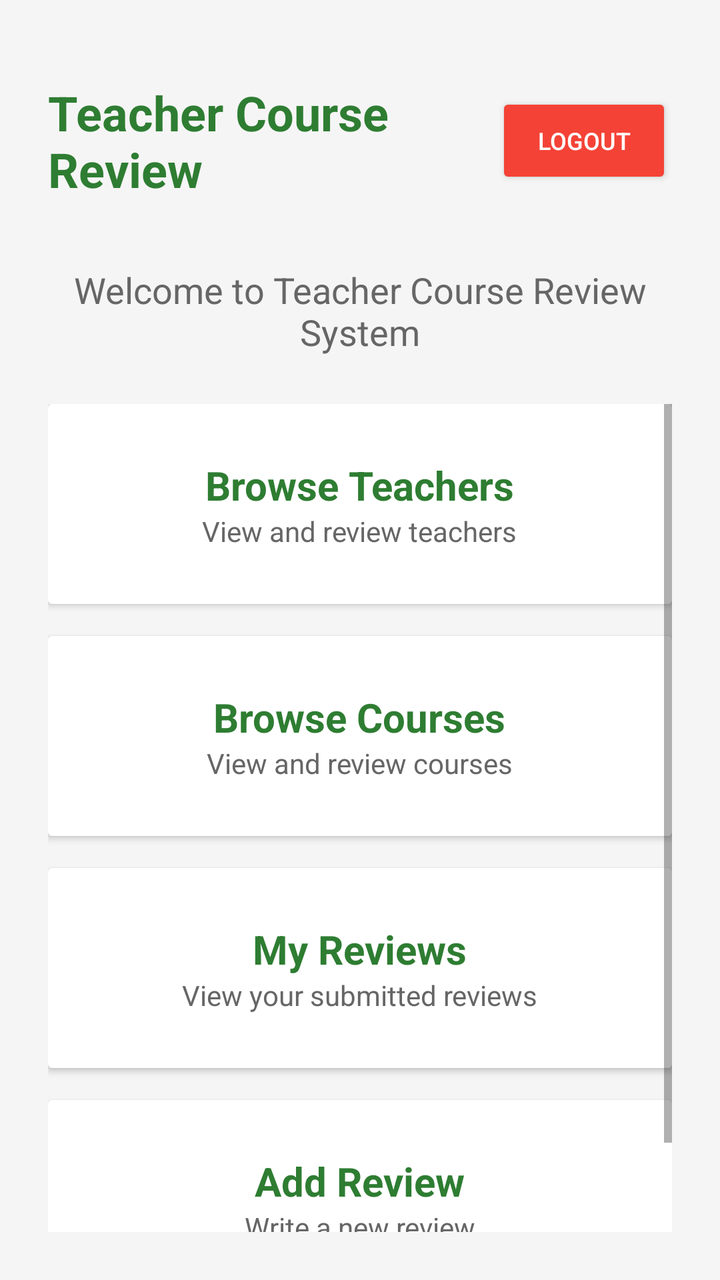
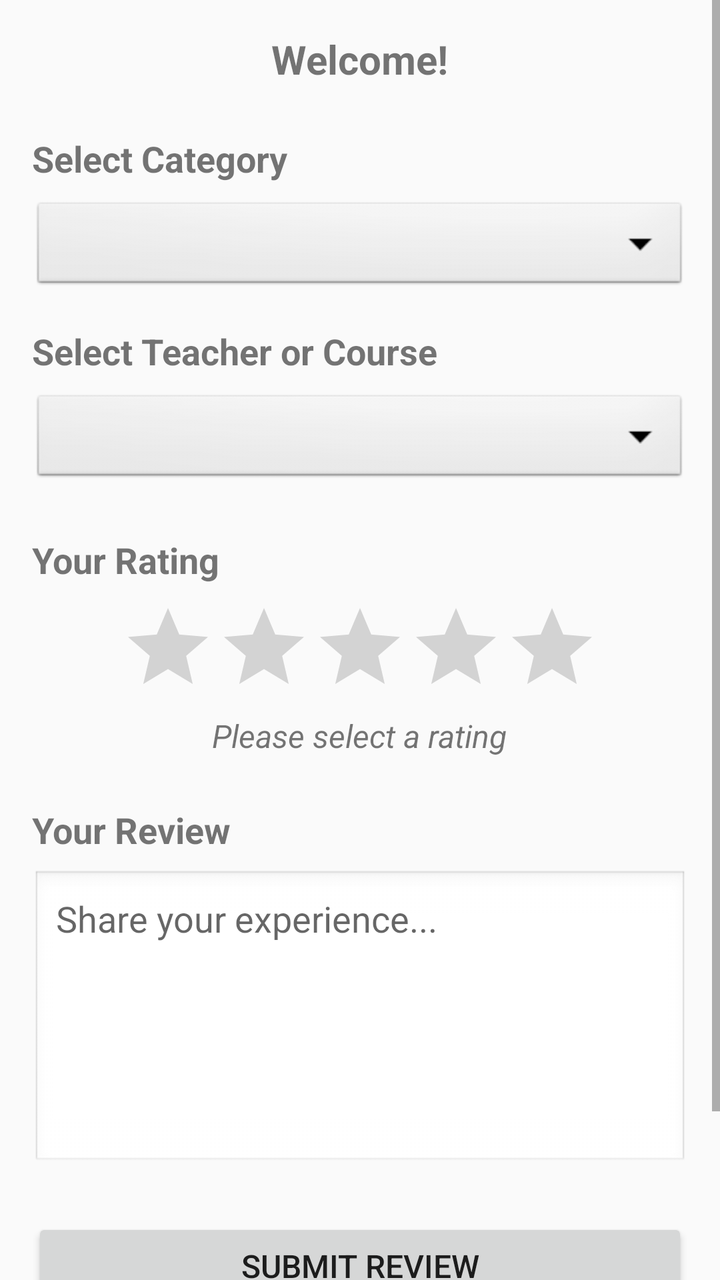

An Android layout rendered at two revisions. The XML below is the earlier revision; the diff shows what the commit changed to produce the second picture.
<!-- AndroidManifest.xml: application theme Theme.AppCompat.DayNight -->
<!-- res/layout/activity_main.xml -->
<?xml version="1.0" encoding="utf-8"?>
<LinearLayout xmlns:android="http://schemas.android.com/apk/res/android"
    android:layout_width="match_parent"
    android:layout_height="match_parent"
    android:orientation="vertical"
    android:padding="24dp"
    android:background="#F5F5F5">

    <LinearLayout
        android:layout_width="match_parent"
        android:layout_height="wrap_content"
        android:orientation="horizontal"
        android:gravity="center_vertical"
        android:layout_marginBottom="32dp"
        android:paddingTop="16dp">

        <TextView
            android:layout_width="0dp"
            android:layout_height="wrap_content"
            android:layout_weight="1"
            android:text="Teacher Course Review"
            android:textSize="24sp"
            android:textStyle="bold"
            android:textColor="#2E7D32" />

        <Button
            android:id="@+id/btnLogout"
            android:layout_width="wrap_content"
            android:layout_height="48dp"
            android:text="Logout"
            android:textSize="12sp"
            android:backgroundTint="#F44336"
            android:textColor="@android:color/white" />

    </LinearLayout>

    <TextView
        android:id="@+id/tvWelcome"
        android:layout_width="match_parent"
        android:layout_height="wrap_content"
        android:text="Welcome to Teacher Course Review System"
        android:textSize="18sp"
        android:textColor="#666666"
        android:layout_marginBottom="24dp"
        android:gravity="center" />

    <ScrollView
        android:layout_width="match_parent"
        android:layout_height="match_parent">

        <LinearLayout
            android:layout_width="match_parent"
            android:layout_height="wrap_content"
            android:orientation="vertical">

            <androidx.cardview.widget.CardView
                android:id="@+id/cardBrowseTeachers"
                android:layout_width="match_parent"
                android:layout_height="100dp"
                android:layout_marginBottom="16dp"
                android:elevation="6dp"
                android:radius="8dp"
                android:foreground="?android:attr/selectableItemBackground">

                <LinearLayout
                    android:layout_width="match_parent"
                    android:layout_height="match_parent"
                    android:orientation="vertical"
                    android:gravity="center"
                    android:padding="16dp">

                    <TextView
                        android:layout_width="wrap_content"
                        android:layout_height="wrap_content"
                        android:text="Browse Teachers"
                        android:textSize="20sp"
                        android:textStyle="bold"
                        android:textColor="#2E7D32" />

                    <TextView
                        android:layout_width="wrap_content"
                        android:layout_height="wrap_content"
                        android:text="View and review teachers"
                        android:textSize="14sp"
                        android:textColor="#666666" />

                </LinearLayout>

            </androidx.cardview.widget.CardView>

            <androidx.cardview.widget.CardView
                android:id="@+id/cardBrowseCourses"
                android:layout_width="match_parent"
                android:layout_height="100dp"
                android:layout_marginBottom="16dp"
                android:elevation="6dp"
                android:radius="8dp"
                android:foreground="?android:attr/selectableItemBackground">

                <LinearLayout
                    android:layout_width="match_parent"
                    android:layout_height="match_parent"
                    android:orientation="vertical"
                    android:gravity="center"
                    android:padding="16dp">

                    <TextView
                        android:layout_width="wrap_content"
                        android:layout_height="wrap_content"
                        android:text="Browse Courses"
                        android:textSize="20sp"
                        android:textStyle="bold"
                        android:textColor="#2E7D32" />

                    <TextView
                        android:layout_width="wrap_content"
                        android:layout_height="wrap_content"
                        android:text="View and review courses"
                        android:textSize="14sp"
                        android:textColor="#666666" />

                </LinearLayout>

            </androidx.cardview.widget.CardView>

            <androidx.cardview.widget.CardView
                android:id="@+id/cardMyReviews"
                android:layout_width="match_parent"
                android:layout_height="100dp"
                android:layout_marginBottom="16dp"
                android:elevation="6dp"
                android:radius="8dp"
                android:foreground="?android:attr/selectableItemBackground">

                <LinearLayout
                    android:layout_width="match_parent"
                    android:layout_height="match_parent"
                    android:orientation="vertical"
                    android:gravity="center"
                    android:padding="16dp">

                    <TextView
                        android:layout_width="wrap_content"
                        android:layout_height="wrap_content"
                        android:text="My Reviews"
                        android:textSize="20sp"
                        android:textStyle="bold"
                        android:textColor="#2E7D32" />

                    <TextView
                        android:layout_width="wrap_content"
                        android:layout_height="wrap_content"
                        android:text="View your submitted reviews"
                        android:textSize="14sp"
                        android:textColor="#666666" />

                </LinearLayout>

            </androidx.cardview.widget.CardView>

            <androidx.cardview.widget.CardView
                android:id="@+id/cardAddReview"
                android:layout_width="match_parent"
                android:layout_height="100dp"
                android:layout_marginBottom="16dp"
                android:elevation="6dp"
                android:radius="8dp"
                android:foreground="?android:attr/selectableItemBackground">

                <LinearLayout
                    android:layout_width="match_parent"
                    android:layout_height="match_parent"
                    android:orientation="vertical"
                    android:gravity="center"
                    android:padding="16dp">

                    <TextView
                        android:layout_width="wrap_content"
                        android:layout_height="wrap_content"
                        android:text="Add Review"
                        android:textSize="20sp"
                        android:textStyle="bold"
                        android:textColor="#2E7D32" />

                    <TextView
                        android:layout_width="wrap_content"
                        android:layout_height="wrap_content"
                        android:text="Write a new review"
                        android:textSize="14sp"
                        android:textColor="#666666" />

                </LinearLayout>

            </androidx.cardview.widget.CardView>

        </LinearLayout>

    </ScrollView>

</LinearLayout>
<!-- resources referenced by this layout -->
<resources>

</resources>

<!-- the commit's change to res/layout/activity_main.xml (unified diff, before → after) -->
@@ -1,200 +1,125 @@
 <?xml version="1.0" encoding="utf-8"?>
-<LinearLayout xmlns:android="http://schemas.android.com/apk/res/android"
+<ScrollView
+    xmlns:android="http://schemas.android.com/apk/res/android"
+    xmlns:tools="http://schemas.android.com/tools"
     android:layout_width="match_parent"
     android:layout_height="match_parent"
-    android:orientation="vertical"
-    android:padding="24dp"
-    android:background="#F5F5F5">
+    android:fillViewport="true">
 
     <LinearLayout
         android:layout_width="match_parent"
         android:layout_height="wrap_content"
-        android:orientation="horizontal"
-        android:gravity="center_vertical"
-        android:layout_marginBottom="32dp"
-        android:paddingTop="16dp">
+        android:orientation="vertical"
+        android:padding="16dp"
+        tools:context=".MainActivity">
 
         <TextView
-            android:layout_width="0dp"
+            android:id="@+id/tvWelcome"
+            android:layout_width="wrap_content"
             android:layout_height="wrap_content"
-            android:layout_weight="1"
-            android:text="Teacher Course Review"
-            android:textSize="24sp"
+            android:text="Welcome!"
+            android:textSize="20sp"
             android:textStyle="bold"
-            android:textColor="#2E7D32" />
+            android:layout_gravity="center_horizontal"/>
+
+        <TextView
+            android:layout_width="wrap_content"
+            android:layout_height="wrap_content"
+            android:text="Select Category"
+            android:textStyle="bold"
+            android:layout_marginTop="24dp"
+            android:textSize="18sp" />
+
+        <Spinner
+            android:id="@+id/spinnerCategory"
+            android:layout_width="match_parent"
+            android:layout_height="48dp"
+            android:layout_marginTop="8dp"
+            android:background="@android:drawable/btn_dropdown"
+            android:paddingStart="8dp"
+            android:paddingEnd="8dp"/>
+
+        <TextView
+            android:layout_width="wrap_content"
+            android:layout_height="wrap_content"
+            android:text="Select Teacher or Course"
+            android:textStyle="bold"
+            android:layout_marginTop="16dp"
+            android:textSize="18sp" />
+
+        <Spinner
+            android:id="@+id/spinnerSubjects"
+            android:layout_width="match_parent"
+            android:layout_height="48dp"
+            android:layout_marginTop="8dp"
+            android:background="@android:drawable/btn_dropdown"
+            android:paddingStart="8dp"
+            android:paddingEnd="8dp"/>
+
+        <TextView
+            android:layout_width="wrap_content"
+            android:layout_height="wrap_content"
+            android:layout_marginTop="24dp"
+            android:text="Your Rating"
+            android:textStyle="bold"
+            android:textSize="18sp" />
+
+        <RatingBar
+            android:id="@+id/ratingBar"
+            android:layout_width="wrap_content"
+            android:layout_height="wrap_content"
+            android:layout_gravity="center_horizontal"
+            android:layout_marginTop="8dp"
+            android:numStars="5"
+            android:stepSize="0.5" />
+
+        
+        <TextView
+            android:id="@+id/tvRatingLabel"
+            android:layout_width="wrap_content"
+            android:layout_height="wrap_content"
+            android:layout_gravity="center_horizontal"
+            android:text="Please select a rating"
+            android:textSize="16sp"
+            android:textStyle="italic" />
+        
+
+        <TextView
+            android:layout_width="wrap_content"
+            android:layout_height="wrap_content"
+            android:layout_marginTop="24dp"
+            android:text="Your Review"
+            android:textStyle="bold"
+            android:textSize="18sp" />
+
+        <EditText
+            android:id="@+id/etReviewText"
+            android:layout_width="match_parent"
+            android:layout_height="150dp"
+            android:layout_marginTop="8dp"
+            android:hint="Share your experience..."
+            android:inputType="textMultiLine"
+            android:gravity="top"
+            android:padding="12dp"
+            android:background="@android:drawable/edit_text" />
+
+        <Button
+            android:id="@+id/btnSubmitReview"
+            android:layout_width="match_parent"
+            android:layout_height="wrap_content"
+            android:layout_marginTop="24dp"
+            android:text="Submit Review"
+            android:textSize="16sp"/>
 
         <Button
             android:id="@+id/btnLogout"
             android:layout_width="wrap_content"
-            android:layout_height="48dp"
+            android:layout_height="wrap_content"
+            android:layout_marginTop="16dp"
+            android:layout_gravity="center_horizontal"
             android:text="Logout"
-            android:textSize="12sp"
-            android:backgroundTint="#F44336"
-            android:textColor="@android:color/white" />
+            style="?android:attr/borderlessButtonStyle"
+            android:textColor="@android:color/holo_red_dark"/>
 
     </LinearLayout>
-
-    <TextView
-        android:id="@+id/tvWelcome"
-        android:layout_width="match_parent"
-        android:layout_height="wrap_content"
-        android:text="Welcome to Teacher Course Review System"
-        android:textSize="18sp"
-        android:textColor="#666666"
-        android:layout_marginBottom="24dp"
-        android:gravity="center" />
-
-    <ScrollView
-        android:layout_width="match_parent"
-        android:layout_height="match_parent">
-
-        <LinearLayout
-            android:layout_width="match_parent"
-            android:layout_height="wrap_content"
-            android:orientation="vertical">
-
-            <androidx.cardview.widget.CardView
-                android:id="@+id/cardBrowseTeachers"
-                android:layout_width="match_parent"
-                android:layout_height="100dp"
-                android:layout_marginBottom="16dp"
-                android:elevation="6dp"
-                android:radius="8dp"
-                android:foreground="?android:attr/selectableItemBackground">
-
-                <LinearLayout
-                    android:layout_width="match_parent"
-                    android:layout_height="match_parent"
-                    android:orientation="vertical"
-                    android:gravity="center"
-                    android:padding="16dp">
-
-                    <TextView
-                        android:layout_width="wrap_content"
-                        android:layout_height="wrap_content"
-                        android:text="Browse Teachers"
-                        android:textSize="20sp"
-                        android:textStyle="bold"
-                        android:textColor="#2E7D32" />
-
-                    <TextView
-                        android:layout_width="wrap_content"
-                        android:layout_height="wrap_content"
-                        android:text="View and review teachers"
-                        android:textSize="14sp"
-                        android:textColor="#666666" />
-
-                </LinearLayout>
-
-            </androidx.cardview.widget.CardView>
-
-            <androidx.cardview.widget.CardView
-                android:id="@+id/cardBrowseCourses"
-                android:layout_width="match_parent"
-                android:layout_height="100dp"
-                android:layout_marginBottom="16dp"
-                android:elevation="6dp"
-                android:radius="8dp"
-                android:foreground="?android:attr/selectableItemBackground">
-
-                <LinearLayout
-                    android:layout_width="match_parent"
-                    android:layout_height="match_parent"
-                    android:orientation="vertical"
-                    android:gravity="center"
-                    android:padding="16dp">
-
-                    <TextView
-                        android:layout_width="wrap_content"
-                        android:layout_height="wrap_content"
-                        android:text="Browse Courses"
-                        android:textSize="20sp"
-                        android:textStyle="bold"
-                        android:textColor="#2E7D32" />
-
-                    <TextView
-                        android:layout_width="wrap_content"
-                        android:layout_height="wrap_content"
-                        android:text="View and review courses"
-                        android:textSize="14sp"
-                        android:textColor="#666666" />
-
-                </LinearLayout>
-
-            </androidx.cardview.widget.CardView>
-
-            <androidx.cardview.widget.CardView
-                android:id="@+id/cardMyReviews"
-                android:layout_width="match_parent"
-                android:layout_height="100dp"
-                android:layout_marginBottom="16dp"
-                android:elevation="6dp"
-                android:radius="8dp"
-                android:foreground="?android:attr/selectableItemBackground">
-
-                <LinearLayout
-                    android:layout_width="match_parent"
-                    android:layout_height="match_parent"
-                    android:orientation="vertical"
-                    android:gravity="center"
-                    android:padding="16dp">
-
-                    <TextView
-                        android:layout_width="wrap_content"
-                        android:layout_height="wrap_content"
-                        android:text="My Reviews"
-                        android:textSize="20sp"
-                        android:textStyle="bold"
-                        android:textColor="#2E7D32" />
-
-                    <TextView
-                        android:layout_width="wrap_content"
-                        android:layout_height="wrap_content"
-                        android:text="View your submitted reviews"
-                        android:textSize="14sp"
-                        android:textColor="#666666" />
-
-                </LinearLayout>
-
-            </androidx.cardview.widget.CardView>
-
-            <androidx.cardview.widget.CardView
-                android:id="@+id/cardAddReview"
-                android:layout_width="match_parent"
-                android:layout_height="100dp"
-                android:layout_marginBottom="16dp"
-                android:elevation="6dp"
-                android:radius="8dp"
-                android:foreground="?android:attr/selectableItemBackground">
-
-                <LinearLayout
-                    android:layout_width="match_parent"
-                    android:layout_height="match_parent"
-                    android:orientation="vertical"
-                    android:gravity="center"
-                    android:padding="16dp">
-
-                    <TextView
-                        android:layout_width="wrap_content"
-                        android:layout_height="wrap_content"
-                        android:text="Add Review"
-                        android:textSize="20sp"
-                        android:textStyle="bold"
-                        android:textColor="#2E7D32" />
-
-                    <TextView
-                        android:layout_width="wrap_content"
-                        android:layout_height="wrap_content"
-                        android:text="Write a new review"
-                        android:textSize="14sp"
-                        android:textColor="#666666" />
-
-                </LinearLayout>
-
-            </androidx.cardview.widget.CardView>
-
-        </LinearLayout>
-
-    </ScrollView>
-
-</LinearLayout>
+</ScrollView>
